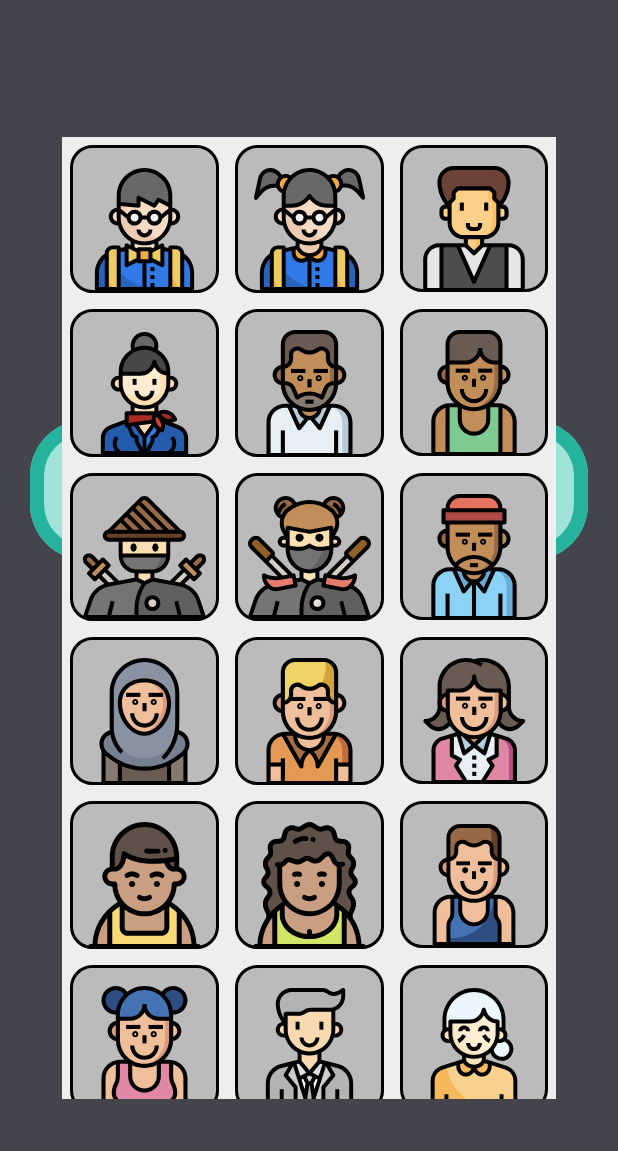
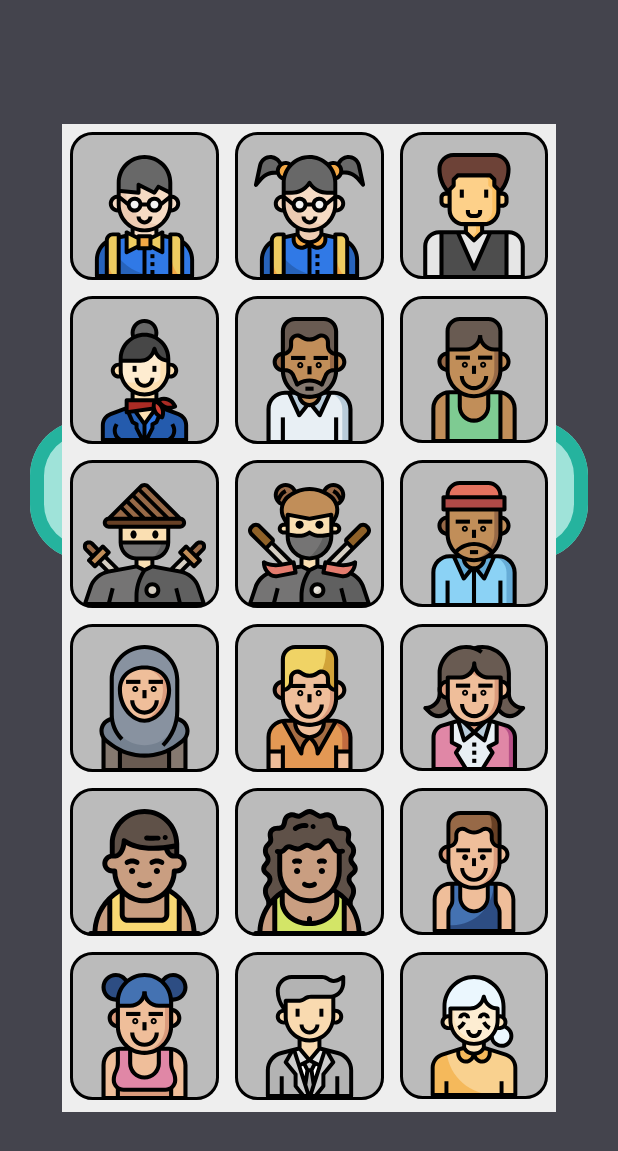
Before and after one commit to rbstarbuck/worditory-android, an Android app built with Jetpack Compose: the composable MainView shown on its own in the app's theme, after a tap on "Avatar", on a phone screen of 412 x 824 dp. Shown: the top 1151 px of the screen. Run offline under Robolectric (Android 15) with nearby library versions, the light colour scheme and no system bars; 4 statements that could not run were skipped.

Commit message:
Add tap-to-dismiss gestures on area outside dialogs

```diff
--- a/app/src/main/java/com/example/worditory/MainView.kt
+++ b/app/src/main/java/com/example/worditory/MainView.kt
@@ -5,14 +5,12 @@ import androidx.compose.animation.core.tween
 import androidx.compose.foundation.BorderStroke
 import androidx.compose.foundation.background
 import androidx.compose.foundation.layout.Arrangement
-import androidx.compose.foundation.layout.BoxWithConstraints
+import androidx.compose.foundation.layout.Box
 import androidx.compose.foundation.layout.Column
 import androidx.compose.foundation.layout.PaddingValues
 import androidx.compose.foundation.layout.fillMaxSize
 import androidx.compose.foundation.layout.fillMaxWidth
-import androidx.compose.foundation.layout.height
 import androidx.compose.foundation.layout.padding
-import androidx.compose.foundation.layout.width
 import androidx.compose.material3.ButtonColors
 import androidx.compose.material3.OutlinedButton
 import androidx.compose.material3.Text
@@ -32,6 +30,7 @@ import androidx.navigation.NavController
 import com.example.worditory.chooser.avatar.AvatarChooserDialog
 import com.example.worditory.header.HeaderView
 import com.example.worditory.navigation.Screen
+import com.example.worditory.saved.DeleteSavedGameDialog
 import com.example.worditory.saved.SavedGamesView
 import kotlinx.coroutines.flow.MutableStateFlow
 
@@ -52,10 +51,18 @@ internal fun MainView(navController: NavController, modifier: Modifier = Modifie
     val avatarChooserAnimatedAlpha = animateFloatAsState(
         targetValue = if (avatarChooserEnabledState.value) 1f else 0f,
         animationSpec = tween(500),
-        label = "offset"
+        label = "avatarChooserAlpha"
     )
 
-    BoxWithConstraints(modifier = modifier, contentAlignment = Alignment.Center) {
+    val deleteSavedGameIdStateFlow = remember { MutableStateFlow(0L) }
+    val deleteSavedGameIdState = deleteSavedGameIdStateFlow.collectAsState()
+    val deleteSavedGameAnimatedAlpha = animateFloatAsState(
+        targetValue = if (deleteSavedGameIdState.value == 0L) 0f else 1f,
+        animationSpec = tween(500),
+        label = "deleteSavedGameAlpha"
+    )
+
+    Box(modifier = modifier, contentAlignment = Alignment.Center) {
         Column(
             modifier = Modifier
                 .fillMaxSize()
@@ -71,7 +78,10 @@ internal fun MainView(navController: NavController, modifier: Modifier = Modifie
             SavedGamesView(
                 modifier = Modifier.fillMaxWidth(),
                 navController = navController,
-                playerAvatarId = playerAvatarId
+                playerAvatarId = playerAvatarId,
+                onClick = { gameId ->
+                    deleteSavedGameIdStateFlow.value = gameId
+                }
             )
 
             OutlinedButton(
@@ -102,13 +112,17 @@ internal fun MainView(navController: NavController, modifier: Modifier = Modifie
         }
 
         if (avatarChooserEnabledState.value) {
-            AvatarChooserDialog(
-                modifier = Modifier
-                    .alpha(avatarChooserAnimatedAlpha.value)
-                    .width(this.maxWidth * 0.8f)
-                    .height(this.maxHeight * 0.9f)
+            AvatarChooserDialog(Modifier.alpha(avatarChooserAnimatedAlpha.value)) {
+                avatarChooserEnabledStateFlow.value = false
+            }
+        }
+
+        if (deleteSavedGameIdState.value != 0L) {
+            DeleteSavedGameDialog(
+                modifier = Modifier.alpha(deleteSavedGameAnimatedAlpha.value),
+                gameId = deleteSavedGameIdState.value
             ) {
-                avatarChooserEnabledStateFlow.value = false
+                deleteSavedGameIdStateFlow.value = 0L
             }
         }
     }
--- a/app/src/main/java/com/example/worditory/chooser/avatar/AvatarChooserDialog.kt
+++ b/app/src/main/java/com/example/worditory/chooser/avatar/AvatarChooserDialog.kt
@@ -3,7 +3,9 @@ package com.example.worditory.chooser.avatar
 import androidx.compose.foundation.BorderStroke
 import androidx.compose.foundation.Image
 import androidx.compose.foundation.background
+import androidx.compose.foundation.gestures.detectTapGestures
 import androidx.compose.foundation.layout.Box
+import androidx.compose.foundation.layout.BoxWithConstraints
 import androidx.compose.foundation.layout.PaddingValues
 import androidx.compose.foundation.layout.fillMaxSize
 import androidx.compose.foundation.layout.padding
@@ -16,6 +18,7 @@ import androidx.compose.runtime.Composable
 import androidx.compose.ui.Modifier
 import androidx.compose.ui.graphics.Color
 import androidx.compose.ui.graphics.vector.ImageVector
+import androidx.compose.ui.input.pointer.pointerInput
 import androidx.compose.ui.platform.LocalContext
 import androidx.compose.ui.res.colorResource
 import androidx.compose.ui.res.vectorResource
@@ -29,18 +32,34 @@ import kotlinx.coroutines.launch
 @Composable
 internal fun AvatarChooserDialog(
     modifier: Modifier = Modifier,
-    dismiss: () -> Unit
+    onDismiss: () -> Unit
 ) {
     val context = LocalContext.current
 
-    BackHandler { dismiss() }
+    BackHandler { onDismiss() }
 
+    BoxWithConstraints(modifier
+        .fillMaxSize()
+        .pointerInput(Unit) {
+            detectTapGestures(
+                onTap = { onDismiss() }
+            )
+        }
+    ) {
         LazyVerticalGrid(
             columns = GridCells.Fixed(3),
             modifier = modifier
                 .fillMaxSize()
-            .padding(vertical = 50.dp)
+                .padding(
+                    horizontal = this.maxWidth * 0.1f,
+                    vertical = this.maxWidth * 0.2f
+                )
                 .background(colorResource(R.color.avatar_chooser_grid_background))
+                .pointerInput(Unit) {
+                    detectTapGestures(
+                        onTap = {  } // swallow onDismiss() tap in background
+                    )
+                }
         ) {
             items(AvatarChooser.AvatarIds.size) { item ->
                 val avatarId = AvatarChooser.AvatarIds[item]
@@ -49,7 +68,7 @@ internal fun AvatarChooserDialog(
                     OutlinedButton(
                         onClick = {
                             GlobalScope.launch { context.setPlayerAvatarId(avatarId) }
-                        dismiss()
+                            onDismiss()
                         },
                         shape = RoundedCornerShape(15.dp),
                         colors = ButtonColors(
@@ -80,3 +99,4 @@ internal fun AvatarChooserDialog(
             }
         }
     }
+}
--- a/app/src/main/java/com/example/worditory/saved/SavedGamesView.kt
+++ b/app/src/main/java/com/example/worditory/saved/SavedGamesView.kt
@@ -1,12 +1,8 @@
 package com.example.worditory.saved
 
-import androidx.compose.animation.core.animateFloatAsState
-import androidx.compose.animation.core.tween
 import androidx.compose.foundation.BorderStroke
 import androidx.compose.foundation.Canvas
 import androidx.compose.foundation.Image
-import androidx.compose.foundation.background
-import androidx.compose.foundation.border
 import androidx.compose.foundation.gestures.detectTapGestures
 import androidx.compose.foundation.layout.Arrangement
 import androidx.compose.foundation.layout.Box
@@ -15,7 +11,6 @@ import androidx.compose.foundation.layout.PaddingValues
 import androidx.compose.foundation.layout.aspectRatio
 import androidx.compose.foundation.layout.fillMaxSize
 import androidx.compose.foundation.layout.fillMaxWidth
-import androidx.compose.foundation.layout.height
 import androidx.compose.foundation.layout.offset
 import androidx.compose.foundation.layout.padding
 import androidx.compose.foundation.layout.size
@@ -31,7 +26,6 @@ import androidx.compose.runtime.collectAsState
 import androidx.compose.runtime.remember
 import androidx.compose.ui.Alignment
 import androidx.compose.ui.Modifier
-import androidx.compose.ui.draw.alpha
 import androidx.compose.ui.draw.clip
 import androidx.compose.ui.graphics.Color
 import androidx.compose.ui.graphics.vector.ImageVector
@@ -52,26 +46,18 @@ import com.example.worditory.game.board.BoardViewModel
 import com.example.worditory.game.board.tile.Tile
 import com.example.worditory.game.board.toBitmap
 import com.example.worditory.navigation.Screen
-import kotlinx.coroutines.flow.MutableStateFlow
 
 @Composable
 internal fun SavedGamesView(
     modifier: Modifier = Modifier,
     navController: NavController,
-    playerAvatarId: Int
+    playerAvatarId: Int,
+    onClick: (Long) -> Unit
 ) {
     val context = LocalContext.current
 
     val savedGamesData = remember { context.savedGamesDataStore.data }
     val savedGamesState = savedGamesData.collectAsState(SavedGames.newBuilder().build())
-
-    val deleteGameStateFlow = remember { MutableStateFlow(0L) }
-    val deleteGameState = deleteGameStateFlow.collectAsState()
-    val deleteGameAnimatedAlpha = animateFloatAsState(
-        targetValue = if (deleteGameState.value == 0L) 0f else 1f,
-        animationSpec = tween(500),
-        label = "scale"
-    )
 
     BoxWithConstraints(modifier, contentAlignment = Alignment.Center) {
         val itemWidth = this.maxWidth / 2.25f
@@ -124,7 +110,7 @@ internal fun SavedGamesView(
                     }
 
                     OutlinedButton(
-                        onClick = { deleteGameStateFlow.value = game.id },
+                        onClick = { onClick(game.id) },
                         modifier = Modifier
                             .size(closeButtonSize)
                             .offset(closeButtonOffset, closeButtonOffset),
@@ -182,19 +168,5 @@ internal fun SavedGamesView(
                 }
             }
         }
-
-        if (deleteGameState.value != 0L) {
-            DeleteSavedGameDialog(
-                modifier = Modifier
-                    .alpha(deleteGameAnimatedAlpha.value)
-                    .width(250.dp)
-                    .height(100.dp)
-                    .background(colorResource(R.color.delete_saved_game_dialog_background))
-                    .border(width = 2.dp, color = colorResource(R.color.font_color_dark)),
-                gameId = deleteGameState.value
-            ) {
-                deleteGameStateFlow.value = 0L
-            }
-        }
     }
 }
```
Also changed, not shown: app/src/main/java/com/example/worditory/saved/DeleteSavedGameDialog.kt (+40 -8 lines). Lines whose indentation alone changed are shown as unchanged.
